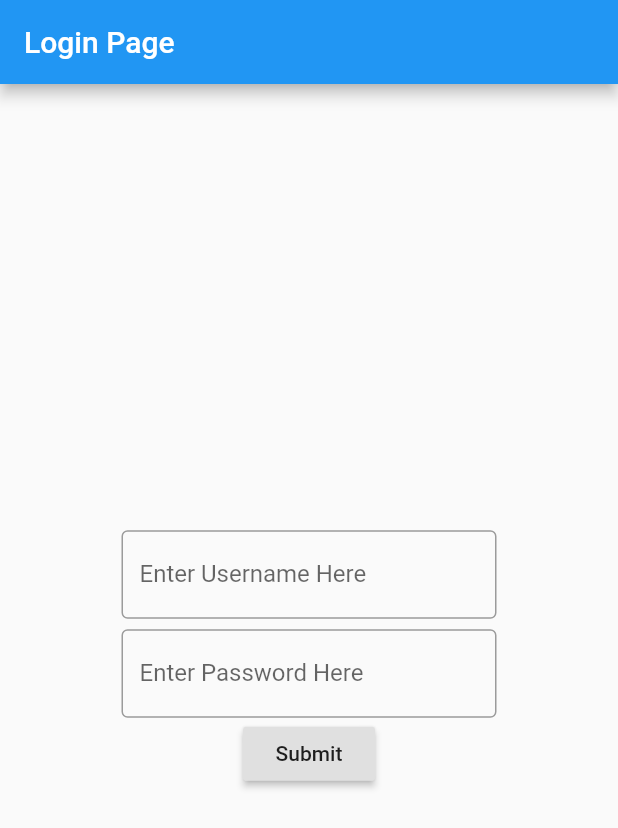
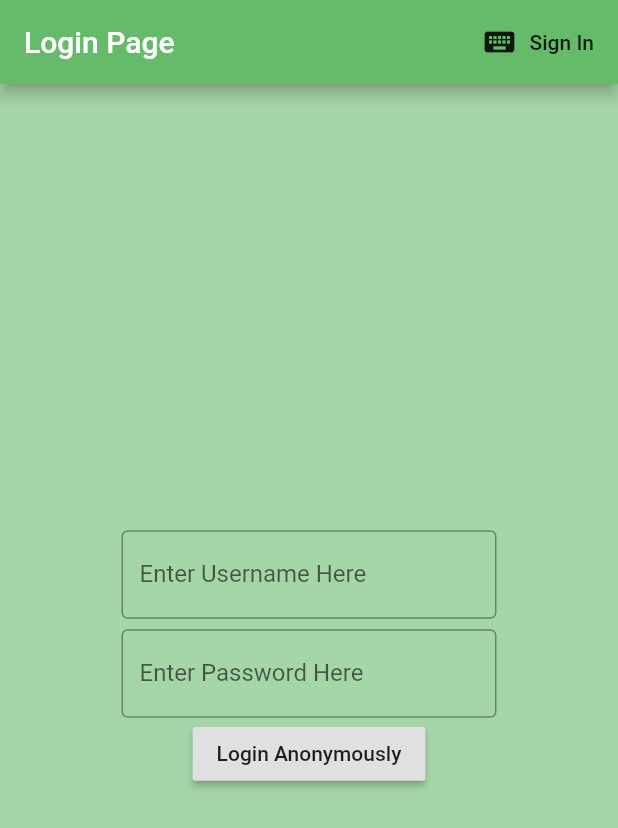
Before and after one commit to acapnm/ACA_Dove, a Flutter app: the screen it shows after launch, on a phone screen of 412 x 824 dp. Shown: the top 828 px of the screen. Run offline on Flutter 3.47's test engine with Material 2 defaults, Android fonts, the phone set to English and light mode, and no system bars; our stand-ins replace firebase_auth; accounts and stored records are empty.

Commit message:
After Initial Screens and toggle

```diff
--- a/lib/main.dart
+++ b/lib/main.dart
@@ -1,69 +1,23 @@
-  import 'package:flutter/material.dart';
+import 'package:flutter/material.dart';
+import 'package:login_page/models/userId.dart';
+import 'package:login_page/screens/divider.dart';
+import 'package:login_page/services/auth.dart';
+import 'package:provider/provider.dart';
 
 void main() => runApp(MyApp());
 
 class MyApp extends StatelessWidget {
-  // This widget is the root of your application.
+  // This widget is the root of your application
+  //SreamProvider is a provider widget which helps us in making the stream available
+  //in all the modules/widgets used after Material app
+
   @override
   Widget build(BuildContext context) {
-    return MaterialApp(
-      home: Scaffold(
-        appBar: AppBar(
-        title: Text('Login Page'),
+    return StreamProvider<userClass>.value(
+      value: authService().uid,
+      child: MaterialApp(
+        home: divider(),
       ),
-      body: Column(
-        mainAxisAlignment: MainAxisAlignment.center,
-        children: <Widget>[
-      Row (
-        mainAxisAlignment: MainAxisAlignment.center,
-        children: <Widget>[
-          Container(
-            width: 250,
-            //padding: EdgeInsets.all(100),
-            child: TextField(
-              decoration: InputDecoration(
-                border: OutlineInputBorder(),
-                  labelText: 'Enter Username Here',
-                  hintText: 'Enter Username Here',
-              ),
-              autofocus: false,
-            ),),
-        ],),
-        //Spacer(flex: 1 ),
-        SizedBox(height: 7),
-      Row(
-        mainAxisAlignment: MainAxisAlignment.center,
-        children: <Widget>[
-        Container(
-            //alignment: Alignment(1,1),
-            width: 250,
-            child: TextField(
-              decoration: InputDecoration(
-                border: OutlineInputBorder(),
-                  labelText: 'Enter Password Here',
-                  hintText: 'Enter Password Here',
-              ),
-              autofocus: false,
-            ),
-          ),
-      ],),
-      Row(
-        mainAxisAlignment: MainAxisAlignment.center,
-        children: <Widget>[
-          Container(
-            child: RaisedButton(
-              child: Text('Submit'),
-              onPressed: _loginSubmit,
-            ),
-          ),
-        ],
-      ),
-        ],),
-        ),
     );
   }
 }
-
-_loginSubmit(){
-
-}
--- /dev/null
+++ b/lib/models/userId.dart
@@ -0,0 +1,6 @@
+class userClass {
+  final String userID;
+
+  userClass({this.userID});
+
+}
--- /dev/null
+++ b/lib/screens/divider.dart
@@ -0,0 +1,22 @@
+import 'package:flutter/material.dart';
+import 'package:login_page/models/userId.dart';
+import 'package:login_page/screens/home.dart';
+import 'package:login_page/screens/subDivider.dart';
+import 'package:provider/provider.dart';
+
+
+class divider extends StatelessWidget {
+  @override
+  Widget build(BuildContext context) {
+
+    final authUser = Provider.of<userClass>(context);
+
+    if (authUser == null){
+      return subDividerClass();
+    }else{
+      return home();
+    }
+
+
+  }
+}
--- /dev/null
+++ b/lib/screens/login.dart
@@ -0,0 +1,93 @@
+import 'package:flutter/material.dart';
+import 'package:login_page/screens/register.dart';
+import 'package:login_page/services/auth.dart';
+import 'package:login_page/screens/subDivider.dart';
+
+class login extends StatelessWidget {
+  // This widget is the root of your application
+
+  final authService _anonTest = authService();
+  String val_username = '';
+  String val_pwd = '';
+
+  final Function toggle;
+  login({this.toggle});
+
+  @override
+  Widget build(BuildContext context) {
+    return MaterialApp(
+      home: Scaffold(
+        backgroundColor: Colors.green[200],
+        appBar: AppBar(
+        title: Text('Login Page'),
+        backgroundColor: Colors.green[400],
+        actions: <Widget>[
+          FlatButton.icon(
+            icon: Icon(Icons.keyboard),
+            label: Text('Sign In'),
+            onPressed: () {
+              toggle();
+            },
+            )
+        ],
+      ),
+      body: Column(
+        mainAxisAlignment: MainAxisAlignment.center,
+        children: <Widget>[
+      Row (
+        mainAxisAlignment: MainAxisAlignment.center,
+        children: <Widget>[
+          Container(
+            width: 250,
+            //padding: EdgeInsets.all(100),
+            child: TextField(
+              decoration: InputDecoration(
+                border: OutlineInputBorder(),
+                  labelText: 'Enter Username Here',
+                  hintText: 'Enter Username Here',
+              ),
+              autofocus: false,
+            ),),
+        ],),
+        //Spacer(flex: 1 ),
+        SizedBox(height: 7),
+      Row(
+        mainAxisAlignment: MainAxisAlignment.center,
+        children: <Widget>[
+        Container(
+            //alignment: Alignment(1,1),
+            width: 250,
+            child: TextField(
+              decoration: InputDecoration(
+                border: OutlineInputBorder(),
+                  labelText: 'Enter Password Here',
+                  hintText: 'Enter Password Here',
+              ),
+              autofocus: false,
+            ),
+          ),
+      ],),
+      Row(
+        mainAxisAlignment: MainAxisAlignment.center,
+        children: <Widget>[
+          Container(
+            child: RaisedButton(
+              child: Text('Login Anonymously'),
+              onPressed: () async{
+                  dynamic anonUser = await _anonTest.login_anon();
+                  if (anonUser == null){
+                    print('error logging in');
+                  }else{
+                    print('logged in sucessfully');
+                    print(anonUser.userID);
+                  }
+              },
+            ),
+          ),
+        ],
+      ),
+        ],),
+        ),
+    );
+  }
+}
--- /dev/null
+++ b/lib/screens/register.dart
@@ -0,0 +1,72 @@
+import 'package:flutter/material.dart';
+import 'package:firebase_auth/firebase_auth.dart';
+import 'package:login_page/services/auth.dart';
+import 'package:login_page/screens/subDivider.dart';
+
+class RegisterClass extends StatefulWidget {
+
+  final Function toggle;
+  RegisterClass({this.toggle});
+
+  @override
+  _RegisterClassState createState() => _RegisterClassState();
+}
+
+class _RegisterClassState extends State<RegisterClass> {
+
+  final authService _auth = authService();
+
+  String email_phone = '';
+  String pwd = '';
+
+  @override
+  Widget build(BuildContext context) {
+    return MaterialApp(
+      home: Scaffold(
+        appBar: AppBar(
+          title: Text('Sign In Page'),
+          actions: <Widget>[
+          FlatButton.icon(
+            icon: Icon(Icons.keyboard),
+            label: Text('Login'),
+            onPressed: () {
+              widget.toggle();
+            },
+            )
+        ],
+        ),
+      body: Container(
+        child: Form(
+          child: Column(
+            children: <Widget>[
+                SizedBox(height: 20),
+                TextFormField(
+                  onChanged: (val_user) {
+                    setState(() => email_phone = val_user);
+                  },
+                ),
+                SizedBox(height: 20),
+                TextFormField(
+                  obscureText: true,
+                  onChanged: (val_pwd) {
+                      setState(() => pwd = val_pwd );
+                  },
+                ),
+                SizedBox(height:20),
+                RaisedButton(
+                  color: Colors.blueGrey[40],
+                  child: Text('Sign In', style: TextStyle(color: Colors.white),
+                  ),
+                  onPressed: () {
+
+                  },
+                ),
+              ],
+          ),
+        ),
+      ),
+      ),
+
+    );
+  }
+}
--- /dev/null
+++ b/lib/screens/subDivider.dart
@@ -0,0 +1,26 @@
+import 'package:flutter/material.dart';
+import 'package:login_page/screens/login.dart';
+import 'package:login_page/screens/register.dart';
+
+
+class subDividerClass extends StatefulWidget {
+  @override
+  _subDividerClassState createState() => _subDividerClassState();
+}
+
+class _subDividerClassState extends State<subDividerClass> {
+  bool signSwitch = true;
+
+  void toggleFunction() {
+    setState(() => signSwitch = !signSwitch);
+  }
+
+  @override
+  Widget build(BuildContext context) {
+    if (signSwitch) {
+      return login(toggle: toggleFunction);
+    }else{
+      return RegisterClass(toggle: toggleFunction);
+    }
+  }
+}
--- a/pubspec.yaml
+++ b/pubspec.yaml
@@ -20,9 +20,13 @@ dependencies:
   flutter:
     sdk: flutter
 
+
   # The following adds the Cupertino Icons font to your application.
   # Use with the CupertinoIcons class for iOS style icons.
   cupertino_icons: ^0.1.2
+  firebase_auth: ^0.15.5+3
+  cloud_firestore: ^0.13.4+2
+  provider: ^4.0.5
 
 dev_dependencies:
   flutter_test:
```
Also changed, not shown: lib/screens/home.dart (added, +32 -0 lines), lib/services/auth.dart (added, +44 -0 lines), pubspec.lock, 7 other files.
